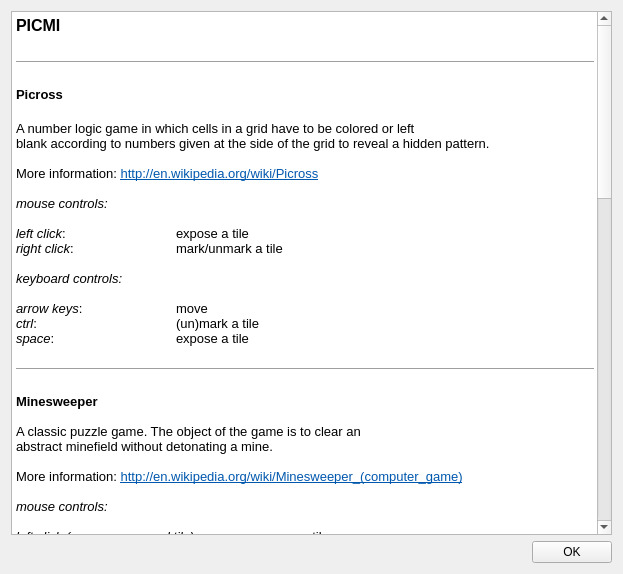
schuay/picmi-legacy, file src/f_qthelp.ui: the form before one commit.
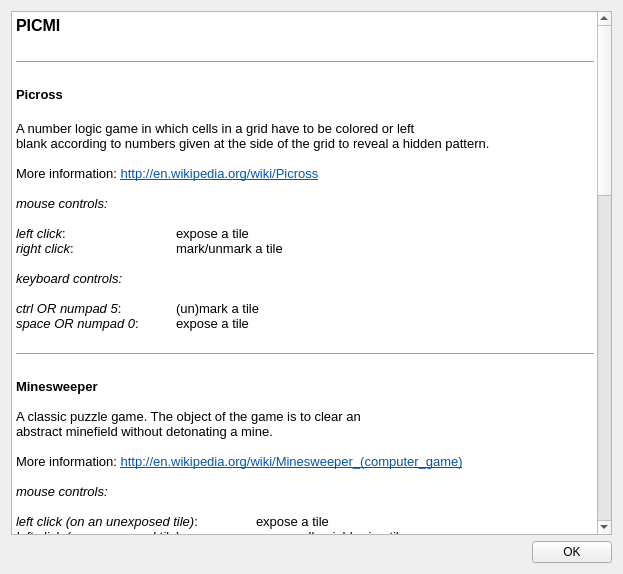
The form after the commit.

```diff
--- a/src/f_qthelp.ui
+++ b/src/f_qthelp.ui
@@ -51,9 +51,8 @@
 &lt;p style=&quot;-qt-paragraph-type:empty; margin-top:0px; margin-bottom:0px; margin-left:0px; margin-right:0px; -qt-block-indent:0; text-indent:0px;&quot;&gt;&lt;/p&gt;
 &lt;p style=&quot; margin-top:0px; margin-bottom:0px; margin-left:0px; margin-right:0px; -qt-block-indent:0; text-indent:0px;&quot;&gt;&lt;span style=&quot; font-style:italic;&quot;&gt;keyboard controls:&lt;/span&gt;&lt;/p&gt;
 &lt;p style=&quot;-qt-paragraph-type:empty; margin-top:0px; margin-bottom:0px; margin-left:0px; margin-right:0px; -qt-block-indent:0; text-indent:0px;&quot;&gt;&lt;/p&gt;
-&lt;p style=&quot; margin-top:0px; margin-bottom:0px; margin-left:0px; margin-right:0px; -qt-block-indent:0; text-indent:0px;&quot;&gt;&lt;span style=&quot; font-style:italic;&quot;&gt;arrow keys&lt;/span&gt;: 		move&lt;/p&gt;
-&lt;p style=&quot; margin-top:0px; margin-bottom:0px; margin-left:0px; margin-right:0px; -qt-block-indent:0; text-indent:0px;&quot;&gt;&lt;span style=&quot; font-style:italic;&quot;&gt;ctrl&lt;/span&gt;: 		(un)mark a tile&lt;/p&gt;
-&lt;p style=&quot; margin-top:0px; margin-bottom:0px; margin-left:0px; margin-right:0px; -qt-block-indent:0; text-indent:0px;&quot;&gt;&lt;span style=&quot; font-style:italic;&quot;&gt;space&lt;/span&gt;: 		expose a tile&lt;/p&gt;
+&lt;p style=&quot; margin-top:0px; margin-bottom:0px; margin-left:0px; margin-right:0px; -qt-block-indent:0; text-indent:0px;&quot;&gt;&lt;span style=&quot; font-style:italic;&quot;&gt;ctrl OR numpad 5&lt;/span&gt;:	(un)mark a tile&lt;/p&gt;
+&lt;p style=&quot; margin-top:0px; margin-bottom:0px; margin-left:0px; margin-right:0px; -qt-block-indent:0; text-indent:0px;&quot;&gt;&lt;span style=&quot; font-style:italic;&quot;&gt;space OR numpad 0&lt;/span&gt;:	expose a tile&lt;/p&gt;
 &lt;p style=&quot;-qt-paragraph-type:empty; margin-top:0px; margin-bottom:0px; margin-left:0px; margin-right:0px; -qt-block-indent:0; text-indent:0px;&quot;&gt;&lt;/p&gt;
 &lt;hr /&gt;
 &lt;p style=&quot;-qt-paragraph-type:empty; margin-top:0px; margin-bottom:0px; margin-left:0px; margin-right:0px; -qt-block-indent:0; text-indent:0px; font-size:12pt; font-weight:600;&quot;&gt;&lt;/p&gt;
@@ -73,18 +72,21 @@
 &lt;p style=&quot;-qt-paragraph-type:empty; margin-top:0px; margin-bottom:0px; margin-left:0px; margin-right:0px; -qt-block-indent:0; text-indent:0px;&quot;&gt;&lt;/p&gt;
 &lt;p style=&quot; margin-top:0px; margin-bottom:0px; margin-left:0px; margin-right:0px; -qt-block-indent:0; text-indent:0px;&quot;&gt;&lt;span style=&quot; font-style:italic;&quot;&gt;keyboard controls:&lt;/span&gt;&lt;/p&gt;
 &lt;p style=&quot;-qt-paragraph-type:empty; margin-top:0px; margin-bottom:0px; margin-left:0px; margin-right:0px; -qt-block-indent:0; text-indent:0px;&quot;&gt;&lt;/p&gt;
-&lt;p style=&quot; margin-top:0px; margin-bottom:0px; margin-left:0px; margin-right:0px; -qt-block-indent:0; text-indent:0px;&quot;&gt;&lt;span style=&quot; font-style:italic;&quot;&gt;arrow keys&lt;/span&gt;: 			move&lt;/p&gt;
-&lt;p style=&quot; margin-top:0px; margin-bottom:0px; margin-left:0px; margin-right:0px; -qt-block-indent:0; text-indent:0px;&quot;&gt;&lt;span style=&quot; font-style:italic;&quot;&gt;ctrl&lt;/span&gt;: 			(un)mark a tile&lt;/p&gt;
-&lt;p style=&quot; margin-top:0px; margin-bottom:0px; margin-left:0px; margin-right:0px; -qt-block-indent:0; text-indent:0px;&quot;&gt;&lt;span style=&quot; font-style:italic;&quot;&gt;space (on an unexposed tile)&lt;/span&gt;: 	expose a tile&lt;/p&gt;
-&lt;p style=&quot; margin-top:0px; margin-bottom:0px; margin-left:0px; margin-right:0px; -qt-block-indent:0; text-indent:0px;&quot;&gt;&lt;span style=&quot; font-style:italic;&quot;&gt;space (on an exposed tile)&lt;/span&gt;: 	expose all neighboring tiles&lt;/p&gt;
+&lt;p style=&quot; margin-top:0px; margin-bottom:0px; margin-left:0px; margin-right:0px; -qt-block-indent:0; text-indent:0px;&quot;&gt;&lt;span style=&quot; font-style:italic;&quot;&gt;ctrl OR numpad 5&lt;/span&gt;:		(un)mark a tile&lt;/p&gt;
+&lt;p style=&quot; margin-top:0px; margin-bottom:0px; margin-left:0px; margin-right:0px; -qt-block-indent:0; text-indent:0px;&quot;&gt;&lt;span style=&quot; font-style:italic;&quot;&gt;space OR numpad 0 (on an unexposed tile)&lt;/span&gt;: &lt;/p&gt;
+&lt;p style=&quot; margin-top:0px; margin-bottom:0px; margin-left:0px; margin-right:0px; -qt-block-indent:0; text-indent:0px;&quot;&gt;			expose a tile&lt;/p&gt;
+&lt;p style=&quot; margin-top:0px; margin-bottom:0px; margin-left:0px; margin-right:0px; -qt-block-indent:0; text-indent:0px;&quot;&gt;&lt;span style=&quot; font-style:italic;&quot;&gt;space OR numpad 0 (on an exposed tile)&lt;/span&gt;:&lt;/p&gt;
+&lt;p style=&quot; margin-top:0px; margin-bottom:0px; margin-left:0px; margin-right:0px; -qt-block-indent:0; text-indent:0px;&quot;&gt;			expose all neighboring tiles&lt;/p&gt;
 &lt;p style=&quot;-qt-paragraph-type:empty; margin-top:0px; margin-bottom:0px; margin-left:0px; margin-right:0px; -qt-block-indent:0; text-indent:0px;&quot;&gt;&lt;/p&gt;
 &lt;hr /&gt;
 &lt;p style=&quot;-qt-paragraph-type:empty; margin-top:0px; margin-bottom:0px; margin-left:0px; margin-right:0px; -qt-block-indent:0; text-indent:0px; font-size:12pt; font-weight:600;&quot;&gt;&lt;/p&gt;
 &lt;p style=&quot; margin-top:0px; margin-bottom:0px; margin-left:0px; margin-right:0px; -qt-block-indent:0; text-indent:0px;&quot;&gt;&lt;span style=&quot; font-weight:600;&quot;&gt;Global Controls&lt;/span&gt;&lt;/p&gt;
 &lt;p style=&quot;-qt-paragraph-type:empty; margin-top:0px; margin-bottom:0px; margin-left:0px; margin-right:0px; -qt-block-indent:0; text-indent:0px;&quot;&gt;&lt;/p&gt;
-&lt;p style=&quot; margin-top:0px; margin-bottom:0px; margin-left:0px; margin-right:0px; -qt-block-indent:0; text-indent:0px;&quot;&gt;&lt;span style=&quot; font-style:italic;&quot;&gt;r&lt;/span&gt;:	retry. only enabled while in game over screen.&lt;/p&gt;
-&lt;p style=&quot; margin-top:0px; margin-bottom:0px; margin-left:0px; margin-right:0px; -qt-block-indent:0; text-indent:0px;&quot;&gt;&lt;span style=&quot; font-style:italic;&quot;&gt;p&lt;/span&gt;: 	(un)pause the game&lt;/p&gt;
-&lt;p style=&quot; margin-top:0px; margin-bottom:0px; margin-left:0px; margin-right:0px; -qt-block-indent:0; text-indent:0px;&quot;&gt;&lt;span style=&quot; font-style:italic;&quot;&gt;esc&lt;/span&gt;: 	quit game&lt;/p&gt;
+&lt;p style=&quot; margin-top:0px; margin-bottom:0px; margin-left:0px; margin-right:0px; -qt-block-indent:0; text-indent:0px;&quot;&gt;&lt;span style=&quot; font-style:italic;&quot;&gt;arrow keys OR numpad arrow keys OR wasd OR hjklyubn&lt;/span&gt;:&lt;/p&gt;
+&lt;p style=&quot; margin-top:0px; margin-bottom:0px; margin-left:0px; margin-right:0px; -qt-block-indent:0; text-indent:0px;&quot;&gt;		move&lt;/p&gt;
+&lt;p style=&quot; margin-top:0px; margin-bottom:0px; margin-left:0px; margin-right:0px; -qt-block-indent:0; text-indent:0px;&quot;&gt;&lt;span style=&quot; font-style:italic;&quot;&gt;r&lt;/span&gt;:		retry. only enabled while in game over screen.&lt;/p&gt;
+&lt;p style=&quot; margin-top:0px; margin-bottom:0px; margin-left:0px; margin-right:0px; -qt-block-indent:0; text-indent:0px;&quot;&gt;&lt;span style=&quot; font-style:italic;&quot;&gt;p&lt;/span&gt;: 		(un)pause the game&lt;/p&gt;
+&lt;p style=&quot; margin-top:0px; margin-bottom:0px; margin-left:0px; margin-right:0px; -qt-block-indent:0; text-indent:0px;&quot;&gt;&lt;span style=&quot; font-style:italic;&quot;&gt;esc&lt;/span&gt;: 		quit game&lt;/p&gt;
 &lt;p style=&quot;-qt-paragraph-type:empty; margin-top:0px; margin-bottom:0px; margin-left:0px; margin-right:0px; -qt-block-indent:0; text-indent:0px;&quot;&gt;&lt;/p&gt;
 &lt;hr /&gt;
 &lt;p style=&quot;-qt-paragraph-type:empty; margin-top:0px; margin-bottom:0px; margin-left:0px; margin-right:0px; -qt-block-indent:0; text-indent:0px; font-size:12pt; font-weight:600;&quot;&gt;&lt;/p&gt;
```
